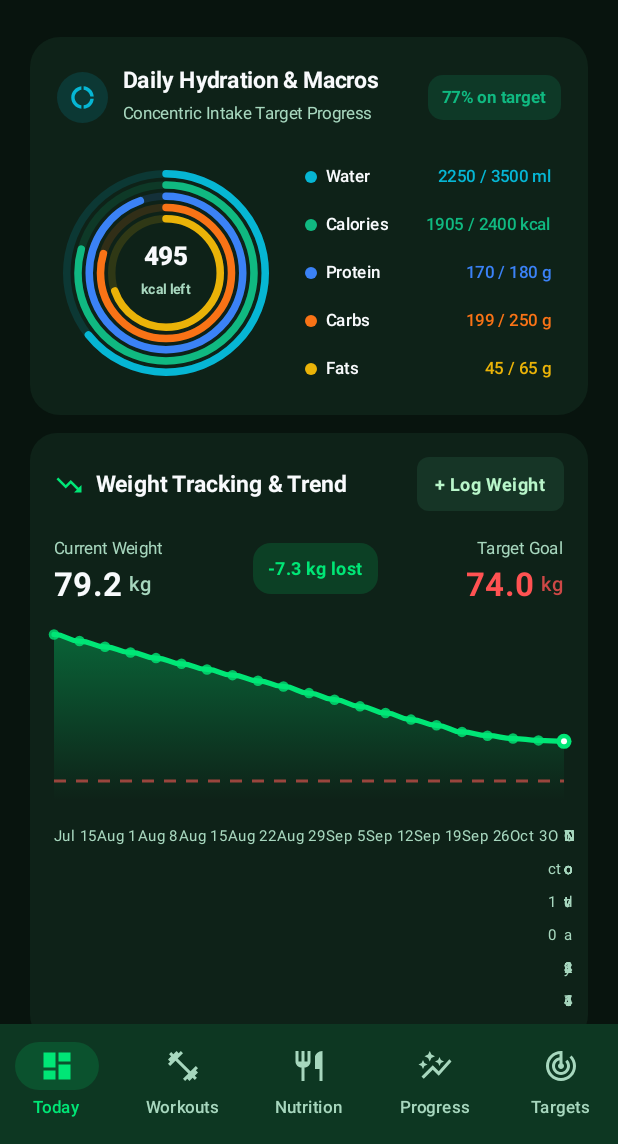
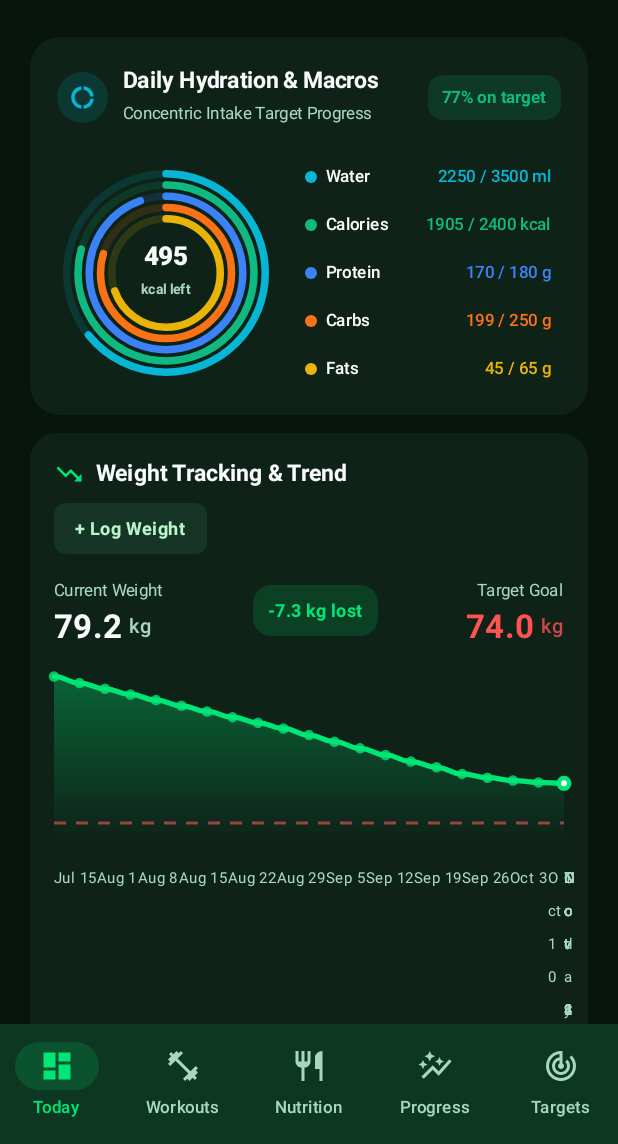
Before and after one commit to PrimeCaster/JustGetFit, an Android app built with Jetpack Compose: the screen it shows after launch (MainActivity), on a phone screen of 412 x 824 dp, the part 92-1236 px from its top. Run offline under Robolectric (Android 15) with nearby library versions, the phone set to English and light mode, and no system bars; pictures from the network do not load.

Commit message:
fix(ui): position log buttons below section titles on Today dashboard

```diff
--- a/app/src/main/java/com/example/ui/screens/DashboardScreen.kt
+++ b/app/src/main/java/com/example/ui/screens/DashboardScreen.kt
@@ -185,12 +185,11 @@ fun DashboardScreen(
                 shape = RoundedCornerShape(18.dp)
             ) {
                 Column(modifier = Modifier.padding(16.dp)) {
+                    // Title
                     Row(
                         modifier = Modifier.fillMaxWidth(),
-                        horizontalArrangement = Arrangement.SpaceBetween,
                         verticalAlignment = Alignment.CenterVertically
                     ) {
-                        Row(verticalAlignment = Alignment.CenterVertically) {
                         Icon(
                             imageVector = Icons.AutoMirrored.Filled.TrendingDown,
                             contentDescription = null,
@@ -206,12 +205,15 @@ fun DashboardScreen(
                         )
                     }
 
+                    Spacer(modifier = Modifier.height(8.dp))
+
+                    // + Log Weight Button (placed below title)
                     Button(
                         onClick = { showWeighInDialog = true },
                         modifier = Modifier
-                                .height(36.dp)
+                            .height(34.dp)
                             .bounceClick { showWeighInDialog = true },
-                            contentPadding = PaddingValues(horizontal = 12.dp, vertical = 4.dp),
+                        contentPadding = PaddingValues(horizontal = 14.dp, vertical = 4.dp),
                         colors = ButtonDefaults.buttonColors(
                             containerColor = MaterialTheme.colorScheme.primaryContainer,
                             contentColor = MaterialTheme.colorScheme.onPrimaryContainer
@@ -219,7 +221,6 @@ fun DashboardScreen(
                         shape = RoundedCornerShape(8.dp)
                     ) {
                         Text("+ Log Weight", fontSize = 12.sp, fontWeight = FontWeight.Bold)
-                        }
                     }
 
                     Spacer(modifier = Modifier.height(14.dp))
@@ -246,12 +247,11 @@ fun DashboardScreen(
                 shape = RoundedCornerShape(18.dp)
             ) {
                 Column(modifier = Modifier.padding(16.dp)) {
+                    // Title
                     Row(
                         modifier = Modifier.fillMaxWidth(),
-                        horizontalArrangement = Arrangement.SpaceBetween,
                         verticalAlignment = Alignment.CenterVertically
                     ) {
-                        Row(verticalAlignment = Alignment.CenterVertically) {
                         Icon(
                             imageVector = Icons.Default.Speed,
                             contentDescription = null,
@@ -267,12 +267,15 @@ fun DashboardScreen(
                         )
                     }
 
+                    Spacer(modifier = Modifier.height(8.dp))
+
+                    // + Log Cardio Button (placed below title)
                     Button(
                         onClick = onNavigateToCardio,
                         modifier = Modifier
-                                .height(36.dp)
+                            .height(34.dp)
                             .bounceClick { onNavigateToCardio() },
-                            contentPadding = PaddingValues(horizontal = 12.dp, vertical = 4.dp),
+                        contentPadding = PaddingValues(horizontal = 14.dp, vertical = 4.dp),
                         colors = ButtonDefaults.buttonColors(
                             containerColor = AquaAccent.copy(alpha = 0.15f),
                             contentColor = AquaAccent
@@ -280,7 +283,6 @@ fun DashboardScreen(
                         shape = RoundedCornerShape(8.dp)
                     ) {
                         Text("+ Log Cardio", fontSize = 12.sp, fontWeight = FontWeight.Bold)
-                        }
                     }
 
                     Spacer(modifier = Modifier.height(14.dp))
```
Also changed, not shown: 1 other file. Lines whose indentation alone changed are shown as unchanged.
